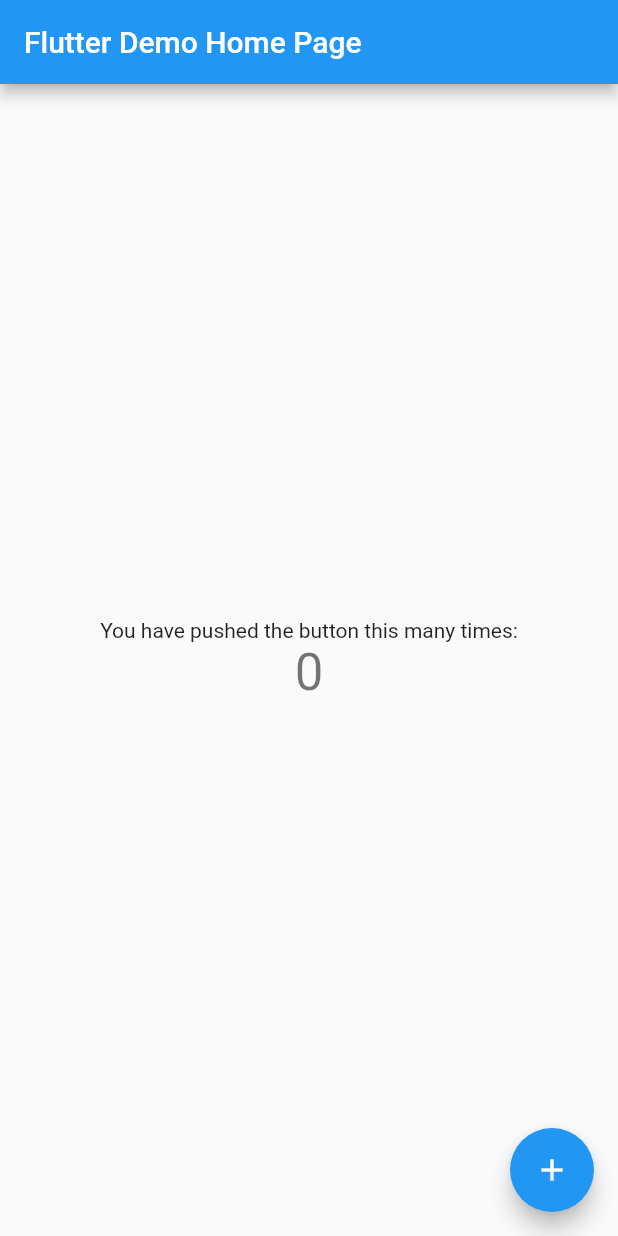
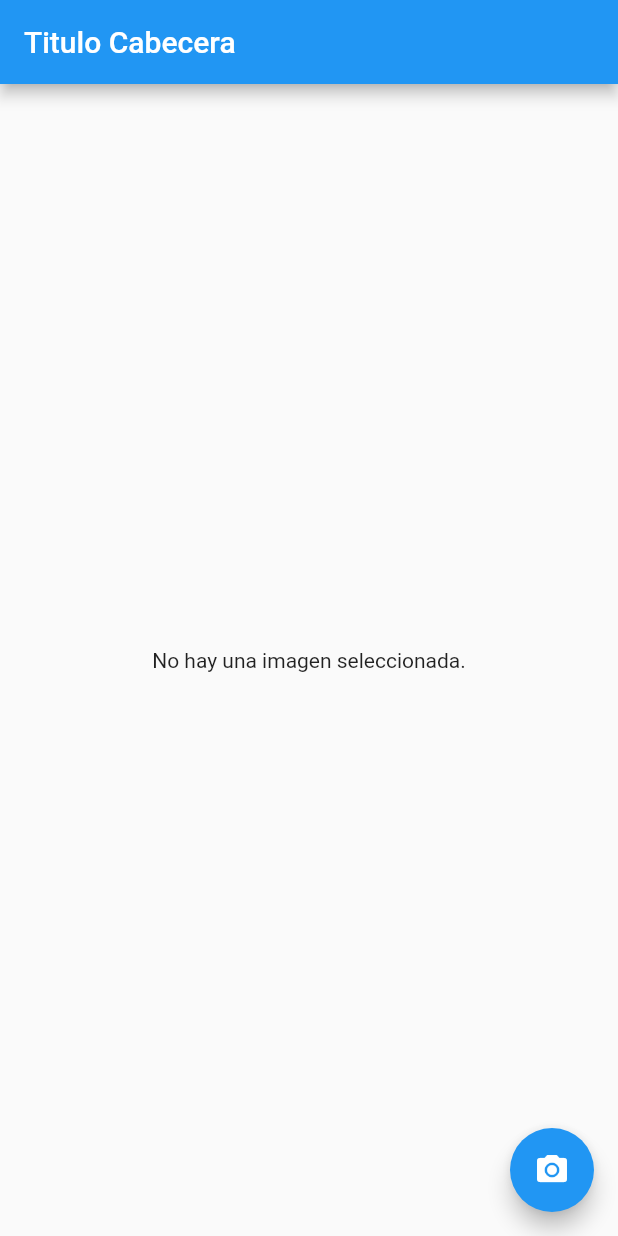
Before and after one commit to huasipango/FaceApi_Flutter, a Flutter app: the screen it shows after launch, on a phone screen of 412 x 824 dp. Run offline on Flutter 3.47's test engine with Material 2 defaults, Android fonts, the phone set to English and light mode, and no system bars; our stand-ins replace image_picker.

Commit message:
Terminada la app, permite tomar fotos

```diff
--- a/lib/main.dart
+++ b/lib/main.dart
@@ -1,112 +1,35 @@
 import 'package:flutter/material.dart';
+import 'dart:io';
+import 'package:image_picker/image_picker.dart';
 
-void main() => runApp(MyApp());
 
-class MyApp extends StatelessWidget {
-  // This widget is the root of your application.
+void main() => runApp(FaceApiApp());
+
+class FaceApiApp extends StatefulWidget {
   @override
-
-  Widget build(BuildContext context) {
-    return MaterialApp(
-      title: 'Flutter Demo',
-      theme: ThemeData(
-        // This is the theme of your application.
-        //
-        // Try running your application with "flutter run". You'll see the
-        // application has a blue toolbar. Then, without quitting the app, try
-        // changing the primarySwatch below to Colors.green and then invoke
-        // "hot reload" (press "r" in the console where you ran "flutter run",
-        // or simply save your changes to "hot reload" in a Flutter IDE).
-        // Notice that the counter didn't reset back to zero; the application
-        // is not restarted.
-        primarySwatch: Colors.blue,
-      ),
-      home: MyHomePage(title: 'Flutter Demo Home Page'),
-    );
-  }
+  State<StatefulWidget>  createState() => new _MyAppState();
 }
 
-class MyHomePage extends StatefulWidget {
-  MyHomePage({Key key, this.title}) : super(key: key);
+class _MyAppState extends State<FaceApiApp>
+{
+ File _imagen;
 
-  // This widget is the home page of your application. It is stateful, meaning
-  // that it has a State object (defined below) that contains fields that affect
-  // how it looks.
+ Future obtenerImagen() async{ //Metodo tomsr foto
 
-  // This class is the configuration for the state. It holds the values (in this
-  // case the title) provided by the parent (in this case the App widget) and
-  // used by the build method of the State. Fields in a Widget subclass are
-  // always marked "final".
-
-  final String title;
-
-  @override
-  _MyHomePageState createState() => _MyHomePageState();
-}
-
-class _MyHomePageState extends State<MyHomePage> {
-  int _counter = 0;
-
-  void _incrementCounter() {
-    setState(() {
-      // This call to setState tells the Flutter framework that something has
-      // changed in this State, which causes it to rerun the build method below
-      // so that the display can reflect the updated values. If we changed
-      // _counter without calling setState(), then the build method would not be
-      // called again, and so nothing would appear to happen.
-      _counter++;
-    });
-  }
+   var imagen = await ImagePicker.pickImage(source: ImageSource.camera);
+   setState(() {
+     _imagen = imagen;
+   });
+ }
 
   @override
   Widget build(BuildContext context) {
-    // This method is rerun every time setState is called, for instance as done
-    // by the _incrementCounter method above.
-    //
-    // The Flutter framework has been optimized to make rerunning build methods
-    // fast, so that you can just rebuild anything that needs updating rather
-    // than having to individually change instances of widgets.
-    return Scaffold(
-      appBar: AppBar(
-        // Here we take the value from the MyHomePage object that was created by
-        // the App.build method, and use it to set our appbar title.
-        title: Text(widget.title),
-      ),
-      body: Center(
-        // Center is a layout widget. It takes a single child and positions it
-        // in the middle of the parent.
-        child: Column(
-          // Column is also layout widget. It takes a list of children and
-          // arranges them vertically. By default, it sizes itself to fit its
-          // children horizontally, and tries to be as tall as its parent.
-          //
-          // Invoke "debug painting" (press "p" in the console, choose the
-          // "Toggle Debug Paint" action from the Flutter Inspector in Android
-          // Studio, or the "Toggle Debug Paint" command in Visual Studio Code)
-          // to see the wireframe for each widget.
-          //
-          // Column has various properties to control how it sizes itself and
-          // how it positions its children. Here we use mainAxisAlignment to
-          // center the children vertically; the main axis here is the vertical
-          // axis because Columns are vertical (the cross axis would be
-          // horizontal).
-          mainAxisAlignment: MainAxisAlignment.center,
-          children: <Widget>[
-            Text(
-              'You have pushed the button this many times:',
-            ),
-            Text(
-              '$_counter',
-              style: Theme.of(context).textTheme.display1,
-            ),
-          ],
-        ),
-      ),
-      floatingActionButton: FloatingActionButton(
-        onPressed: _incrementCounter,
-        tooltip: 'Increment',
-        child: Icon(Icons.add),
-      ), // This trailing comma makes auto-formatting nicer for build methods.
-    );
+
+    return new MaterialApp(title: 'Titulo Cabecera', home: new Scaffold
+      (appBar: new AppBar(title: new Text('Titulo Cabecera'),
+       ), //Titulo
+       body: new Center(child: _imagen == null? new Text('No hay una imagen seleccionada.'): new Image.file(_imagen)),
+       floatingActionButton: new FloatingActionButton(onPressed: obtenerImagen,tooltip: 'Tomar Foto', child: new Icon(Icons.photo_camera),), //Boton Camara
+    ),); //body
   }
 }
--- a/pubspec.yaml
+++ b/pubspec.yaml
@@ -23,6 +23,8 @@ dependencies:
   # The following adds the Cupertino Icons font to your application.
   # Use with the CupertinoIcons class for iOS style icons.
   cupertino_icons: ^0.1.2
+  path_provider: ^0.4.1
+  image_picker: ^0.4.2
 
 dev_dependencies:
   flutter_test:
```
Also changed, not shown: pubspec.lock.
